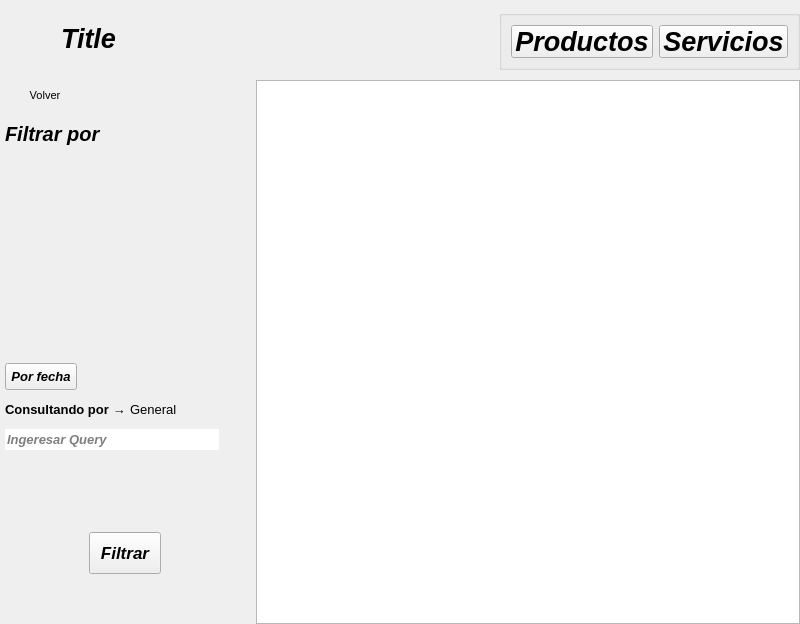
The window that GUI/sub_ventanas/ui/reportes/plantillaDesigner.ui (C-Sebastian-M/GLAM_MAKEUP_STORE) describes before a commit, drawn with Qt 5.
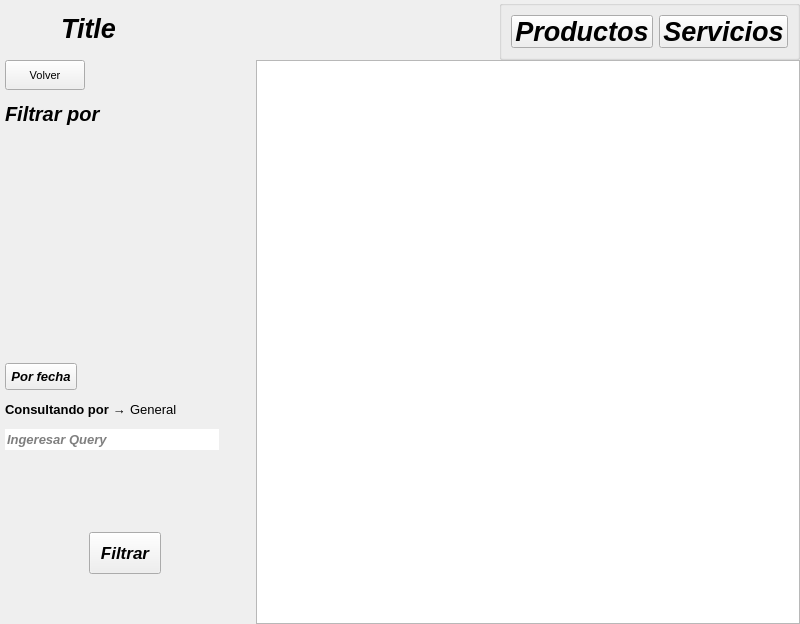
The same window after the commit. Icons and pictures are not drawn.

Patch:
```diff
--- a/GUI/sub_ventanas/ui/reportes/plantillaDesigner.ui
+++ b/GUI/sub_ventanas/ui/reportes/plantillaDesigner.ui
@@ -79,7 +79,7 @@
    <item row="0" column="0" colspan="2">
     <widget class="QWidget" name="queryHeader" native="true">
      <property name="sizePolicy">
-      <sizepolicy hsizetype="Expanding" vsizetype="Expanding">
+      <sizepolicy hsizetype="Expanding" vsizetype="Fixed">
        <horstretch>0</horstretch>
        <verstretch>0</verstretch>
       </sizepolicy>
@@ -350,8 +350,7 @@
          </font>
         </property>
         <property name="styleSheet">
-         <string notr="true">border-bottom-left-radius: 5px;
-border-bottom-right-radius: 5px;</string>
+         <string notr="true"/>
         </property>
         <property name="text">
          <string>Volver</string>
```
